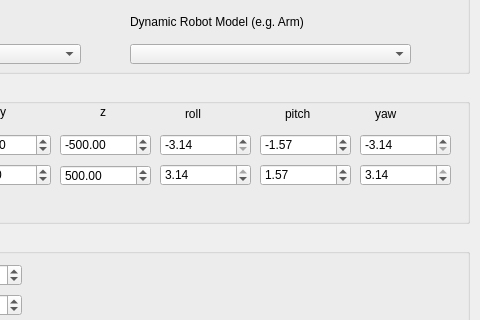
Qt form VirtualRobot/examples/reachability/reachabilityCreate.ui (softbankrobotics-research/Simox) before a commit; both pictures show x 200 to 680 and y 176 to 496 of the 680 by 580 pixel window.
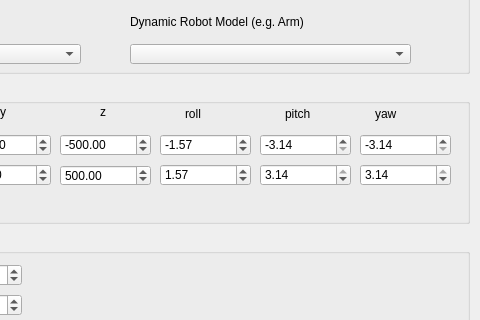
The same form after that commit.

Commit message: Support for extrinsic Euler representations. Fixed min/max values in create gui.

```diff
--- a/VirtualRobot/examples/reachability/reachabilityCreate.ui
+++ b/VirtualRobot/examples/reachability/reachabilityCreate.ui
@@ -398,7 +398,7 @@
      <double>0.010000000000000</double>
     </property>
     <property name="value">
-     <double>3.140000000000000</double>
+     <double>1.570000000000000</double>
     </property>
    </widget>
    <widget class="QDoubleSpinBox" name="doubleSpinBoxMinRo">
@@ -420,7 +420,7 @@
      <double>0.010000000000000</double>
     </property>
     <property name="value">
-     <double>-3.140000000000000</double>
+     <double>-1.570000000000000</double>
     </property>
    </widget>
    <widget class="QLabel" name="label_11">
@@ -455,7 +455,7 @@
      <double>0.010000000000000</double>
     </property>
     <property name="value">
-     <double>1.570000000000000</double>
+     <double>3.140000000000000</double>
     </property>
    </widget>
    <widget class="QDoubleSpinBox" name="doubleSpinBoxMinPi">
@@ -477,7 +477,7 @@
      <double>0.010000000000000</double>
     </property>
     <property name="value">
-     <double>-1.570000000000000</double>
+     <double>-3.140000000000000</double>
     </property>
    </widget>
    <widget class="QLabel" name="label_12">
```
The commit also changes 2 other files.
